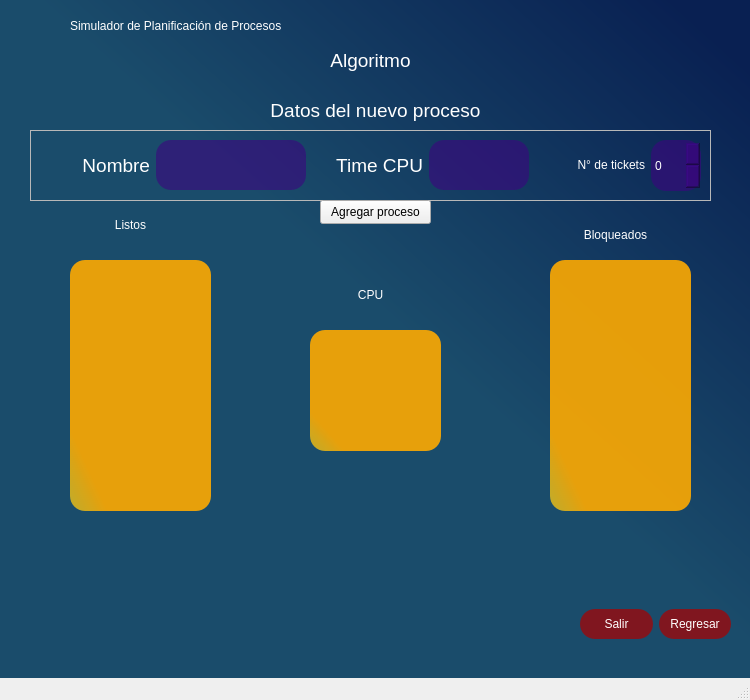
The window that simulador/process_window.ui (Karedu/Simulador-de-planificador-de-procesos) describes before a commit, drawn with Qt 5.
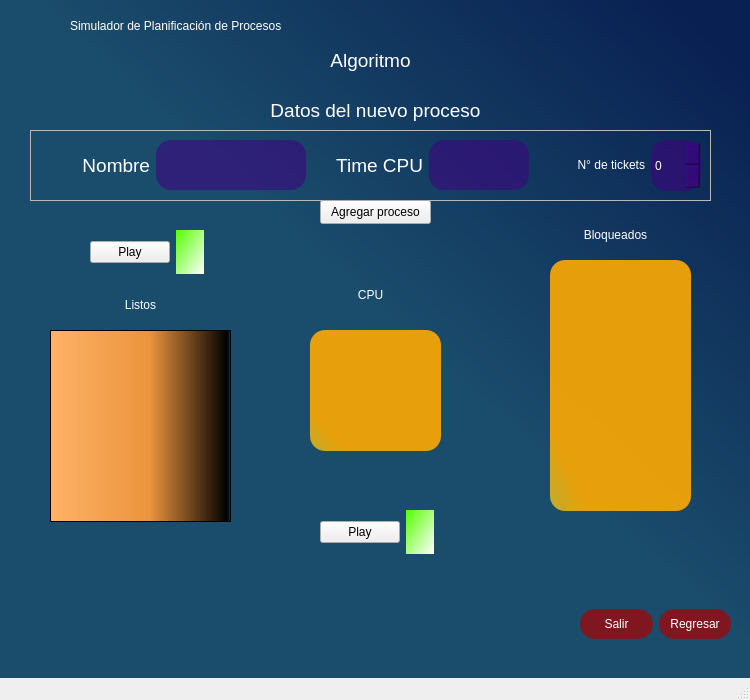
The same window after the commit.

What changed in the file:
```diff
--- a/simulador/process_window.ui
+++ b/simulador/process_window.ui
@@ -108,28 +108,6 @@
      </item>
     </layout>
    </widget>
-   <widget class="QFrame" name="frame">
-    <property name="geometry">
-     <rect>
-      <x>70</x>
-      <y>260</y>
-      <width>141</width>
-      <height>251</height>
-     </rect>
-    </property>
-    <property name="styleSheet">
-     <string notr="true">background-color: qlineargradient(spread:pad, x1:0.301864, y1:0.744, x2:0, y2:0.989, stop:0.482955 rgba(255, 170, 0, 228), stop:0.943182 rgba(209, 178, 35, 237));
-border-radius: 15px;
-padding: 8px;
-</string>
-    </property>
-    <property name="frameShape">
-     <enum>QFrame::StyledPanel</enum>
-    </property>
-    <property name="frameShadow">
-     <enum>QFrame::Raised</enum>
-    </property>
-   </widget>
    <widget class="QFrame" name="frame_2">
     <property name="geometry">
      <rect>
@@ -335,8 +313,8 @@
    <widget class="QLabel" name="label_7">
     <property name="geometry">
      <rect>
-      <x>90</x>
-      <y>210</y>
+      <x>100</x>
+      <y>290</y>
       <width>81</width>
       <height>31</height>
      </rect>
@@ -395,6 +373,88 @@
      <string>&lt;html&gt;&lt;head/&gt;&lt;body&gt;&lt;p align=&quot;center&quot;&gt;Bloqueados&lt;/p&gt;&lt;/body&gt;&lt;/html&gt;</string>
     </property>
    </widget>
+   <widget class="QListWidget" name="listWidget">
+    <property name="geometry">
+     <rect>
+      <x>50</x>
+      <y>330</y>
+      <width>181</width>
+      <height>192</height>
+     </rect>
+    </property>
+    <property name="styleSheet">
+     <string notr="true">color: qlineargradient(spread:pad, x1:0, y1:0, x2:1, y2:0, stop:0 rgba(0, 25, 62, 251), stop:1 rgba(255, 255, 255, 255));
+background-color: qlineargradient(spread:pad, x1:0, y1:0, x2:1, y2:0, stop:0 rgba(255, 178, 102, 255), stop:0.55 rgba(235, 148, 61, 255), stop:0.98 rgba(0, 0, 0, 255), stop:1 rgba(0, 0, 0, 0));</string>
+    </property>
+   </widget>
+   <widget class="QWidget" name="widget_2" native="true">
+    <property name="geometry">
+     <rect>
+      <x>90</x>
+      <y>230</y>
+      <width>114</width>
+      <height>44</height>
+     </rect>
+    </property>
+    <layout class="QHBoxLayout" name="horizontalLayout_3">
+     <item>
+      <widget class="QPushButton" name="play">
+       <property name="text">
+        <string>Play</string>
+       </property>
+      </widget>
+     </item>
+     <item>
+      <widget class="QLabel" name="label_10">
+       <property name="toolTip">
+        <string>&lt;html&gt;&lt;head/&gt;&lt;body&gt;&lt;p align=&quot;right&quot;&gt;&lt;br/&gt;&lt;/p&gt;&lt;/body&gt;&lt;/html&gt;</string>
+       </property>
+       <property name="styleSheet">
+        <string notr="true">font: 600 18pt &quot;Segoe UI Semibold&quot;;
+text-align: center;
+background-color: qlineargradient(spread:pad, x1:0, y1:0, x2:1, y2:1, stop:0 rgba(85, 255, 0, 255), stop:1 rgba(255, 255, 255, 255));</string>
+       </property>
+       <property name="text">
+        <string>&lt;html&gt;&lt;head/&gt;&lt;body&gt;&lt;p align=&quot;center&quot;&gt;&lt;br/&gt;&lt;/p&gt;&lt;/body&gt;&lt;/html&gt;</string>
+       </property>
+      </widget>
+     </item>
+    </layout>
+   </widget>
+   <widget class="QWidget" name="widget_3" native="true">
+    <property name="geometry">
+     <rect>
+      <x>320</x>
+      <y>510</y>
+      <width>114</width>
+      <height>44</height>
+     </rect>
+    </property>
+    <layout class="QHBoxLayout" name="horizontalLayout_4">
+     <item>
+      <widget class="QPushButton" name="play_2">
+       <property name="text">
+        <string>Play</string>
+       </property>
+      </widget>
+     </item>
+     <item>
+      <widget class="QLabel" name="label_11">
+       <property name="toolTip">
+        <string>&lt;html&gt;&lt;head/&gt;&lt;body&gt;&lt;p align=&quot;right&quot;&gt;&lt;br/&gt;&lt;/p&gt;&lt;/body&gt;&lt;/html&gt;</string>
+       </property>
+       <property name="styleSheet">
+        <string notr="true">font: 600 18pt &quot;Segoe UI Semibold&quot;;
+text-align: center;
+background-color: qlineargradient(spread:pad, x1:0, y1:0, x2:1, y2:1, stop:0 rgba(85, 255, 0, 255), stop:1 rgba(255, 255, 255, 255));</string>
+       </property>
+       <property name="text">
+        <string>&lt;html&gt;&lt;head/&gt;&lt;body&gt;&lt;p align=&quot;center&quot;&gt;&lt;br/&gt;&lt;/p&gt;&lt;/body&gt;&lt;/html&gt;</string>
+       </property>
+      </widget>
+     </item>
+    </layout>
+   </widget>
   </widget>
   <widget class="QMenuBar" name="menubar">
    <property name="geometry">
```
